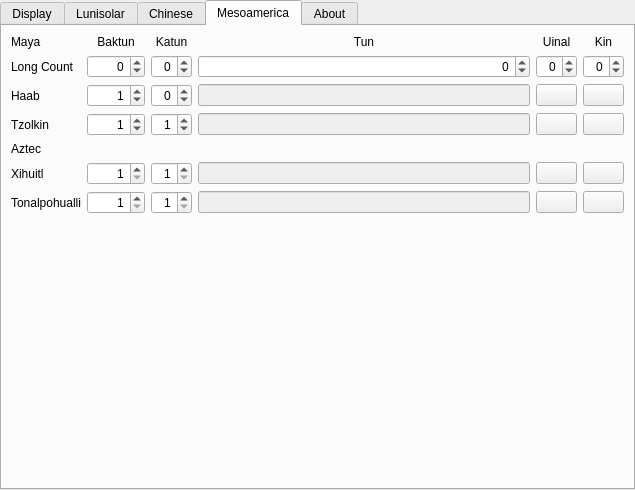
Above: plugins/Calendars/src/gui/calendarsDialog.ui from Stellarium/stellarium before the change. Below: the same form after it.
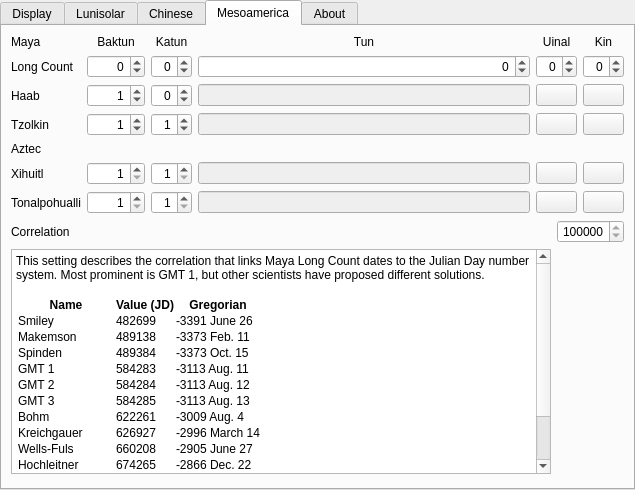
That is the form after the change. The open tabs and pages were chosen to show the change. Icons and pictures are not drawn. Custom widgets are drawn as their Qt base class.

Commit message:
Calendars: Make Maya correlation date configurable
Mayanists discuss several solutions. A few are given in a table.

Patch:
```diff
--- a/plugins/Calendars/src/gui/calendarsDialog.ui
+++ b/plugins/Calendars/src/gui/calendarsDialog.ui
@@ -1200,15 +1200,169 @@
          </item>
         </layout>
        </item>
+       <item>
+        <layout class="QGridLayout" name="longCountCorrelationGridLayout">
+         <item row="0" column="1">
+          <widget class="QSpinBox" name="mayaCorrelationSpinBox">
+           <property name="alignment">
+            <set>Qt::AlignRight|Qt::AlignTrailing|Qt::AlignVCenter</set>
+           </property>
+           <property name="minimum">
+            <number>450000</number>
+           </property>
+           <property name="maximum">
+            <number>800000</number>
+           </property>
+           <property name="value">
+            <number>584283</number>
+           </property>
+          </widget>
+         </item>
+         <item row="0" column="0">
+          <widget class="QLabel" name="mayaCorrelationLabel">
+           <property name="toolTip">
+            <string>JD of Maya date 0.0.0.0.0</string>
+           </property>
+           <property name="text">
+            <string>Correlation</string>
+           </property>
+          </widget>
+         </item>
+         <item row="1" column="0">
+          <widget class="QTextBrowser" name="textBrowser">
+           <property name="sizePolicy">
+            <sizepolicy hsizetype="Expanding" vsizetype="Expanding">
+             <horstretch>0</horstretch>
+             <verstretch>0</verstretch>
+            </sizepolicy>
+           </property>
+           <property name="html">
+            <string>&lt;!DOCTYPE HTML PUBLIC &quot;-//W3C//DTD HTML 4.0//EN&quot; &quot;http://www.w3.org/TR/REC-html40/strict.dtd&quot;&gt;
+&lt;html&gt;&lt;head&gt;&lt;meta name=&quot;qrichtext&quot; content=&quot;1&quot; /&gt;&lt;meta charset=&quot;utf-8&quot; /&gt;&lt;style type=&quot;text/css&quot;&gt;
+p, li { white-space: pre-wrap; }
+hr { height: 1px; border-width: 0; }
+li.unchecked::marker { content: &quot;\2610&quot;; }
+li.checked::marker { content: &quot;\2612&quot;; }
+&lt;/style&gt;&lt;/head&gt;&lt;body style=&quot; font-family:'Segoe UI'; font-size:9pt; font-weight:400; font-style:normal;&quot;&gt;
+&lt;p style=&quot; margin-top:0px; margin-bottom:0px; margin-left:0px; margin-right:0px; -qt-block-indent:0; text-indent:0px;&quot;&gt;This setting describes the correlation that links Maya Long Count dates to the Julian Day number system. Most prominent is GMT 1, but other scientists have proposed different solutions.&lt;/p&gt;
+&lt;p style=&quot;-qt-paragraph-type:empty; margin-top:0px; margin-bottom:0px; margin-left:0px; margin-right:0px; -qt-block-indent:0; text-indent:0px;&quot;&gt;&lt;br /&gt;&lt;/p&gt;
+&lt;p align=&quot;center&quot; style=&quot;-qt-paragraph-type:empty; margin-top:0px; margin-bottom:0px; margin-left:0px; margin-right:0px; -qt-block-indent:0; text-indent:0px; font-weight:700;&quot;&gt;&lt;br /&gt;&lt;/p&gt;
+&lt;table border=&quot;0&quot; style=&quot; margin-top:0px; margin-bottom:0px; margin-left:0px; margin-right:0px;&quot; cellspacing=&quot;2&quot; cellpadding=&quot;0&quot;&gt;&lt;thead&gt;
+&lt;tr&gt;
+&lt;td&gt;
+&lt;p align=&quot;center&quot; style=&quot; margin-top:0px; margin-bottom:0px; margin-left:0px; margin-right:0px; -qt-block-indent:0; text-indent:0px;&quot;&gt;&lt;span style=&quot; font-weight:700;&quot;&gt;Name&lt;/span&gt;&lt;/p&gt;&lt;/td&gt;
+&lt;td&gt;
+&lt;p align=&quot;center&quot; style=&quot; margin-top:0px; margin-bottom:0px; margin-left:0px; margin-right:0px; -qt-block-indent:0; text-indent:0px;&quot;&gt;&lt;span style=&quot; font-weight:700;&quot;&gt;Value (JD)&lt;/span&gt;&lt;/p&gt;&lt;/td&gt;
+&lt;td&gt;
+&lt;p align=&quot;center&quot; style=&quot; margin-top:0px; margin-bottom:0px; margin-left:0px; margin-right:0px; -qt-block-indent:0; text-indent:0px;&quot;&gt;&lt;span style=&quot; font-weight:700;&quot;&gt;Gregorian&lt;/span&gt;&lt;/p&gt;&lt;/td&gt;&lt;/tr&gt;&lt;/thead&gt;
+&lt;tr&gt;
+&lt;td&gt;
+&lt;p style=&quot; margin-top:0px; margin-bottom:0px; margin-left:0px; margin-right:0px; -qt-block-indent:0; text-indent:0px;&quot;&gt;Smiley&lt;/p&gt;&lt;/td&gt;
+&lt;td&gt;
+&lt;p style=&quot; margin-top:0px; margin-bottom:0px; margin-left:0px; margin-right:0px; -qt-block-indent:0; text-indent:0px;&quot;&gt;482699&lt;/p&gt;&lt;/td&gt;
+&lt;td&gt;
+&lt;p style=&quot; margin-top:0px; margin-bottom:0px; margin-left:0px; margin-right:0px; -qt-block-indent:0; text-indent:0px;&quot;&gt;-3391 June 26&lt;/p&gt;&lt;/td&gt;&lt;/tr&gt;
+&lt;tr&gt;
+&lt;td&gt;
+&lt;p style=&quot; margin-top:0px; margin-bottom:0px; margin-left:0px; margin-right:0px; -qt-block-indent:0; text-indent:0px;&quot;&gt;Makemson&lt;/p&gt;&lt;/td&gt;
+&lt;td&gt;
+&lt;p style=&quot; margin-top:0px; margin-bottom:0px; margin-left:0px; margin-right:0px; -qt-block-indent:0; text-indent:0px;&quot;&gt;489138&lt;/p&gt;&lt;/td&gt;
+&lt;td&gt;
+&lt;p style=&quot; margin-top:0px; margin-bottom:0px; margin-left:0px; margin-right:0px; -qt-block-indent:0; text-indent:0px;&quot;&gt;-3373 Feb. 11&lt;/p&gt;&lt;/td&gt;&lt;/tr&gt;
+&lt;tr&gt;
+&lt;td&gt;
+&lt;p style=&quot; margin-top:0px; margin-bottom:0px; margin-left:0px; margin-right:0px; -qt-block-indent:0; text-indent:0px;&quot;&gt;Spinden&lt;/p&gt;&lt;/td&gt;
+&lt;td&gt;
+&lt;p style=&quot; margin-top:0px; margin-bottom:0px; margin-left:0px; margin-right:0px; -qt-block-indent:0; text-indent:0px;&quot;&gt;489384&lt;/p&gt;&lt;/td&gt;
+&lt;td&gt;
+&lt;p style=&quot; margin-top:0px; margin-bottom:0px; margin-left:0px; margin-right:0px; -qt-block-indent:0; text-indent:0px;&quot;&gt;-3373 Oct. 15&lt;/p&gt;&lt;/td&gt;&lt;/tr&gt;
+&lt;tr&gt;
+&lt;td&gt;
+&lt;p style=&quot; margin-top:0px; margin-bottom:0px; margin-left:0px; margin-right:0px; -qt-block-indent:0; text-indent:0px;&quot;&gt;GMT 1&lt;/p&gt;&lt;/td&gt;
+&lt;td&gt;
+&lt;p style=&quot; margin-top:0px; margin-bottom:0px; margin-left:0px; margin-right:0px; -qt-block-indent:0; text-indent:0px;&quot;&gt;584283&lt;/p&gt;&lt;/td&gt;
+&lt;td&gt;
+&lt;p style=&quot; margin-top:0px; margin-bottom:0px; margin-left:0px; margin-right:0px; -qt-block-indent:0; text-indent:0px;&quot;&gt;-3113 Aug. 11&lt;/p&gt;&lt;/td&gt;&lt;/tr&gt;
+&lt;tr&gt;
+&lt;td&gt;
+&lt;p style=&quot; margin-top:0px; margin-bottom:0px; margin-left:0px; margin-right:0px; -qt-block-indent:0; text-indent:0px;&quot;&gt;GMT 2&lt;/p&gt;&lt;/td&gt;
+&lt;td&gt;
+&lt;p style=&quot; margin-top:0px; margin-bottom:0px; margin-left:0px; margin-right:0px; -qt-block-indent:0; text-indent:0px;&quot;&gt;584284&lt;/p&gt;&lt;/td&gt;
+&lt;td&gt;
+&lt;p style=&quot; margin-top:0px; margin-bottom:0px; margin-left:0px; margin-right:0px; -qt-block-indent:0; text-indent:0px;&quot;&gt;-3113 Aug. 12&lt;/p&gt;&lt;/td&gt;&lt;/tr&gt;
+&lt;tr&gt;
+&lt;td&gt;
+&lt;p style=&quot; margin-top:0px; margin-bottom:0px; margin-left:0px; margin-right:0px; -qt-block-indent:0; text-indent:0px;&quot;&gt;GMT 3&lt;/p&gt;&lt;/td&gt;
+&lt;td&gt;
+&lt;p style=&quot; margin-top:0px; margin-bottom:0px; margin-left:0px; margin-right:0px; -qt-block-indent:0; text-indent:0px;&quot;&gt;584285&lt;/p&gt;&lt;/td&gt;
+&lt;td&gt;
+&lt;p style=&quot; margin-top:0px; margin-bottom:0px; margin-left:0px; margin-right:0px; -qt-block-indent:0; text-indent:0px;&quot;&gt;-3113 Aug. 13&lt;/p&gt;&lt;/td&gt;&lt;/tr&gt;
+&lt;tr&gt;
+&lt;td&gt;
+&lt;p style=&quot; margin-top:0px; margin-bottom:0px; margin-left:0px; margin-right:0px; -qt-block-indent:0; text-indent:0px;&quot;&gt;Bohm&lt;/p&gt;&lt;/td&gt;
+&lt;td&gt;
+&lt;p style=&quot; margin-top:0px; margin-bottom:0px; margin-left:0px; margin-right:0px; -qt-block-indent:0; text-indent:0px;&quot;&gt;622261&lt;/p&gt;&lt;/td&gt;
+&lt;td&gt;
+&lt;p style=&quot; margin-top:0px; margin-bottom:0px; margin-left:0px; margin-right:0px; -qt-block-indent:0; text-indent:0px;&quot;&gt;-3009 Aug. 4&lt;/p&gt;&lt;/td&gt;&lt;/tr&gt;
+&lt;tr&gt;
+&lt;td&gt;
+&lt;p style=&quot; margin-top:0px; margin-bottom:0px; margin-left:0px; margin-right:0px; -qt-block-indent:0; text-indent:0px;&quot;&gt;Kreichgauer&lt;/p&gt;&lt;/td&gt;
+&lt;td&gt;
+&lt;p style=&quot; margin-top:0px; margin-bottom:0px; margin-left:0px; margin-right:0px; -qt-block-indent:0; text-indent:0px;&quot;&gt;626927&lt;/p&gt;&lt;/td&gt;
+&lt;td&gt;
+&lt;p style=&quot; margin-top:0px; margin-bottom:0px; margin-left:0px; margin-right:0px; -qt-block-indent:0; text-indent:0px;&quot;&gt;-2996 March 14&lt;/p&gt;&lt;/td&gt;&lt;/tr&gt;
+&lt;tr&gt;
+&lt;td&gt;
+&lt;p style=&quot; margin-top:0px; margin-bottom:0px; margin-left:0px; margin-right:0px; -qt-block-indent:0; text-indent:0px;&quot;&gt;Wells-Fuls&lt;/p&gt;&lt;/td&gt;
+&lt;td&gt;
+&lt;p style=&quot; margin-top:0px; margin-bottom:0px; margin-left:0px; margin-right:0px; -qt-block-indent:0; text-indent:0px;&quot;&gt;660208&lt;/p&gt;&lt;/td&gt;
+&lt;td&gt;
+&lt;p style=&quot; margin-top:0px; margin-bottom:0px; margin-left:0px; margin-right:0px; -qt-block-indent:0; text-indent:0px;&quot;&gt;-2905 June 27&lt;/p&gt;&lt;/td&gt;&lt;/tr&gt;
+&lt;tr&gt;
+&lt;td&gt;
+&lt;p style=&quot; margin-top:0px; margin-bottom:0px; margin-left:0px; margin-right:0px; -qt-block-indent:0; text-indent:0px;&quot;&gt;Hochleitner&lt;/p&gt;&lt;/td&gt;
+&lt;td&gt;
+&lt;p style=&quot; margin-top:0px; margin-bottom:0px; margin-left:0px; margin-right:0px; -qt-block-indent:0; text-indent:0px;&quot;&gt;674265&lt;/p&gt;&lt;/td&gt;
+&lt;td&gt;
+&lt;p style=&quot; margin-top:0px; margin-bottom:0px; margin-left:0px; margin-right:0px; -qt-block-indent:0; text-indent:0px;&quot;&gt;-2866 Dec. 22&lt;/p&gt;&lt;/td&gt;&lt;/tr&gt;
+&lt;tr&gt;
+&lt;td&gt;
+&lt;p style=&quot; margin-top:0px; margin-bottom:0px; margin-left:0px; margin-right:0px; -qt-block-indent:0; text-indent:0px;&quot;&gt;Esalona Ramos&lt;/p&gt;&lt;/td&gt;
+&lt;td&gt;
+&lt;p style=&quot; margin-top:0px; margin-bottom:0px; margin-left:0px; margin-right:0px; -qt-block-indent:0; text-indent:0px;&quot;&gt;679108&lt;/p&gt;&lt;/td&gt;
+&lt;td&gt;
+&lt;p style=&quot; margin-top:0px; margin-bottom:0px; margin-left:0px; margin-right:0px; -qt-block-indent:0; text-indent:0px;&quot;&gt;-2853 March 27&lt;/p&gt;&lt;/td&gt;&lt;/tr&gt;
+&lt;tr&gt;
+&lt;td&gt;
+&lt;p style=&quot; margin-top:0px; margin-bottom:0px; margin-left:0px; margin-right:0px; -qt-block-indent:0; text-indent:0px;&quot;&gt;Weitzel/Vollemare&lt;/p&gt;&lt;/td&gt;
+&lt;td&gt;
+&lt;p style=&quot; margin-top:0px; margin-bottom:0px; margin-left:0px; margin-right:0px; -qt-block-indent:0; text-indent:0px;&quot;&gt;774078&lt;/p&gt;&lt;/td&gt;
+&lt;td&gt;
+&lt;p style=&quot; margin-top:0px; margin-bottom:0px; margin-left:0px; margin-right:0px; -qt-block-indent:0; text-indent:0px;&quot;&gt;-2593 April 5&lt;/p&gt;&lt;/td&gt;&lt;/tr&gt;&lt;/table&gt;
+&lt;p style=&quot; margin-top:12px; margin-bottom:12px; margin-left:0px; margin-right:0px; -qt-block-indent:0; text-indent:0px;&quot;&gt;Source: &lt;a href=&quot;https://www.mayan-calendar.com/ancient_correlation.html&quot;&gt;&lt;span style=&quot; text-decoration: underline; color:#1f9b5d;&quot;&gt;https://www.mayan-calendar.com/ancient_correlation.html&lt;/span&gt;&lt;/a&gt;&lt;/p&gt;&lt;/body&gt;&lt;/html&gt;</string>
+           </property>
+           <property name="openExternalLinks">
+            <bool>true</bool>
+           </property>
+           <property name="openLinks">
+            <bool>true</bool>
+           </property>
+          </widget>
+         </item>
+        </layout>
+       </item>
        <item>
         <spacer name="verticalSpacerMesoamerica">
          <property name="orientation">
           <enum>Qt::Vertical</enum>
          </property>
+         <property name="sizeType">
+          <enum>QSizePolicy::Fixed</enum>
+         </property>
          <property name="sizeHint" stdset="0">
           <size>
            <width>20</width>
-           <height>40</height>
+           <height>5</height>
           </size>
          </property>
         </spacer>
```
Left out of the diff: 12 changed lines with no effect on the pictures. The commit also changes 10 other files.
